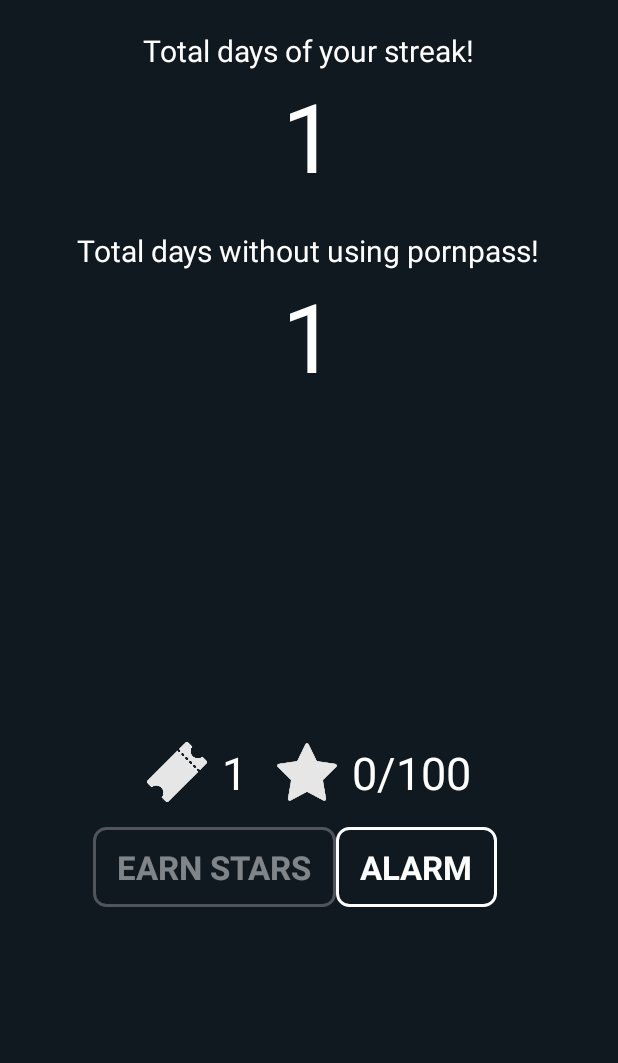
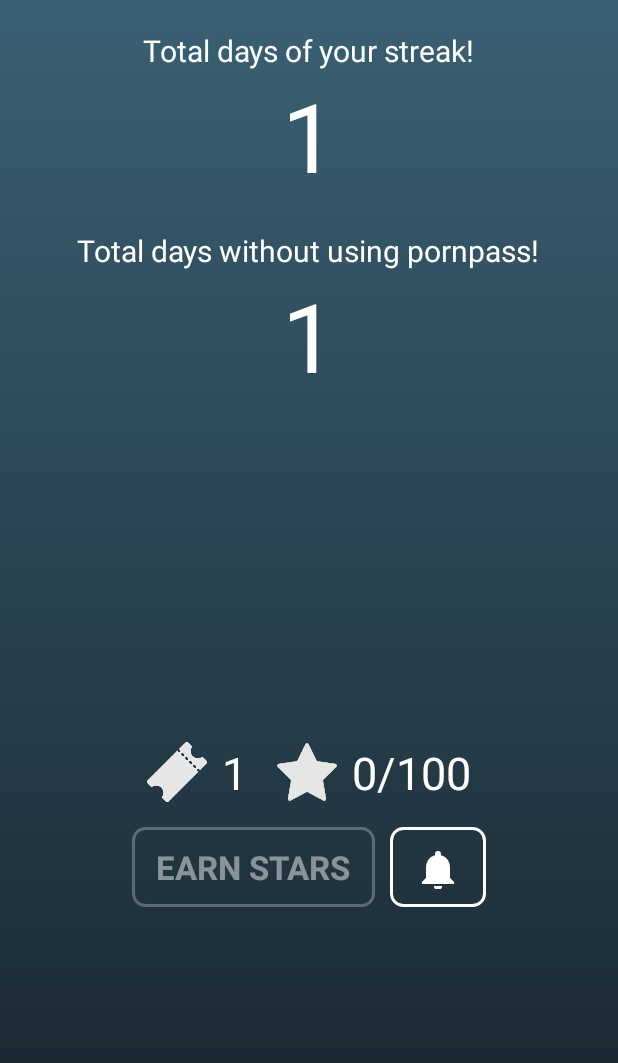
Before and after one commit to xvasko/pornstats, an Android app: the fragment Tab2 shown on its own in the app's theme, on a phone screen of 412 x 824 dp. Shown: the top 1063 px of the screen. Run offline under Robolectric (Android 15) with nearby library versions, the phone set to English and light mode, and no system bars; our stand-ins replace AdMob; 3 statements that could not run were skipped.

Commit message:
Add bell icon

```diff
--- /dev/null
+++ b/app/src/main/java/com/matejvasko/pornstat/IconManager.java
@@ -0,0 +1,24 @@
+package com.matejvasko.pornstat;
+
+import android.content.Context;
+import android.graphics.Typeface;
+
+import java.util.Hashtable;
+
+public class IconManager {
+
+    private static Hashtable<String, Typeface> cachedIcons = new Hashtable<>();
+
+    public static Typeface getIcons(String path, Context context) {
+
+        Typeface icons = cachedIcons.get(path);
+
+        if (icons == null) {
+            icons = Typeface.createFromAsset(context.getAssets(), path);
+            cachedIcons.put(path, icons);
+        }
+
+        return  icons;
+    }
+
+}
--- a/app/src/main/java/com/matejvasko/pornstat/Tab1.java
+++ b/app/src/main/java/com/matejvasko/pornstat/Tab1.java
@@ -267,6 +267,7 @@ public class Tab1 extends Fragment {
         circleProgressBar4.setProgressWithAnimation(0);
         circleProgressBar5.setProgressWithAnimation(0);
         circleProgressBar6.setProgressWithAnimation(0);
+        MainActivity.updateSelectedTabIndicatorColor(getResources(), pref.getInt("totalDays", 0));
     }
 
     private void addSuccessfulDay() {
@@ -304,7 +305,7 @@ public class Tab1 extends Fragment {
         System.out.println("MIDNIGHT:" + pref.getLong("midnight", 0));
         showTomorrowUI(true);
 
-
+        MainActivity.updateSelectedTabIndicatorColor(getResources(), pref.getInt("totalDays", 0));
     }
 
     private void showTodayUI(){
--- a/app/src/main/java/com/matejvasko/pornstat/Tab2.java
+++ b/app/src/main/java/com/matejvasko/pornstat/Tab2.java
@@ -47,6 +47,8 @@ public class Tab2 extends Fragment implements RewardedVideoAdListener {
     SharedPreferences.Editor editor;
     private RewardedVideoAd mRewardedVideoAd;
 
+    IconManager iconManager;
+
     @Override
     public View onCreateView(LayoutInflater inflater, ViewGroup container,
                              Bundle savedInstanceState) {
@@ -57,6 +59,8 @@ public class Tab2 extends Fragment implements RewardedVideoAdListener {
     @Override
     public void onViewCreated(@NonNull View view, @Nullable Bundle savedInstanceState) {
         super.onViewCreated(view, savedInstanceState);
+
+        iconManager = new IconManager();
 
         pref = getContext().getSharedPreferences("days", MODE_PRIVATE);
         editor = pref.edit();
@@ -105,6 +109,7 @@ public class Tab2 extends Fragment implements RewardedVideoAdListener {
         starsNum.setText(Integer.toString(pref.getInt("stars", 0)) + "/100");
 
         alarm        = getView().findViewById(R.id.alarm_button);
+        alarm.setTypeface(iconManager.getIcons("fonts/MaterialIcons-Regular.ttf", getContext()));
         alarm.setOnClickListener(new View.OnClickListener() {
             @Override
             public void onClick(View view) {
--- a/app/src/main/res/layout/activity_main.xml
+++ b/app/src/main/res/layout/activity_main.xml
@@ -20,8 +20,7 @@
     <android.support.v4.view.ViewPager
         android:layout_width="match_parent"
         android:layout_height="match_parent"
-        android:id="@+id/pager"
-        android:background="@drawable/background">
+        android:id="@+id/pager">
 
     </android.support.v4.view.ViewPager>
 
--- a/app/src/main/res/layout/fragment_tab1.xml
+++ b/app/src/main/res/layout/fragment_tab1.xml
@@ -4,7 +4,7 @@
     android:layout_width="match_parent"
     android:layout_height="match_parent"
     xmlns:app="http://schemas.android.com/apk/res-auto"
-    android:background="@color/colorPrimary"
+    android:background="@drawable/background"
     tools:context=".Tab1">
 
     <RelativeLayout
--- a/app/src/main/res/layout/fragment_tab2.xml
+++ b/app/src/main/res/layout/fragment_tab2.xml
@@ -4,7 +4,7 @@
     xmlns:tools="http://schemas.android.com/tools"
     android:layout_width="match_parent"
     android:layout_height="match_parent"
-    android:background="@color/colorPrimaryDark"
+    android:background="@drawable/background"
     tools:context=".Tab2">
 
     <LinearLayout
@@ -135,17 +135,20 @@
                 android:id="@+id/earn_stars_button"
                 android:layout_width="wrap_content"
                 android:layout_height="wrap_content"
-                android:layout_alignTop="@+id/alarm_button"
-                android:layout_toStartOf="@+id/alarm_button"
                 android:text="EARN STARS" />
 
             <Button
+                android:layout_marginStart="10dp"
                 android:id="@+id/alarm_button"
                 android:layout_width="wrap_content"
                 android:layout_height="wrap_content"
-                android:layout_alignParentEnd="true"
-                android:layout_marginEnd="18dp"
-                android:text="ALARM" />
+                android:layout_centerInParent="true"
+                android:minWidth="0dp"
+                android:textSize="32sp"
+                android:text="@string/icon_n"
+                android:layout_alignTop="@+id/earn_stars_button"
+                android:layout_alignBottom="@+id/earn_stars_button"
+                android:layout_toEndOf="@+id/earn_stars_button" />
         </RelativeLayout>
     </RelativeLayout>
 
--- a/app/src/main/res/values/strings.xml
+++ b/app/src/main/res/values/strings.xml
@@ -1,6 +1,9 @@
 <resources>
-    <string name="app_name">PornStat</string>
+    <string name="app_name">PornStats</string>
 
     <!-- TODO: Remove or change this placeholder text -->
     <string name="hello_blank_fragment">Hello blank fragment</string>
+    <string name="title_activity_splash_screen">SplashScreen</string>
+    <string name="icon_n">notifications</string>
+
 </resources>
```
Also changed, not shown: app/src/main/AndroidManifest.xml (+19 -10 lines), app/src/main/java/com/matejvasko/pornstat/MainActivity.java (+27 -2 lines), app/src/main/java/com/matejvasko/pornstat/SplashScreen.java (added, +29 -0 lines), app/src/main/java/com/matejvasko/pornstat/TimePickerFragment.java (+25 -2 lines), app/src/main/java/com/matejvasko/pornstat/WakefulReceiver.java (+3 -13 lines), app/src/main/res/layout/activity_splash_screen.xml (added, +25 -0 lines), app/src/main/res/values/styles.xml (+31 -4 lines), app/src/main/assets/fonts/MaterialIcons-Regular.ttf (added).
